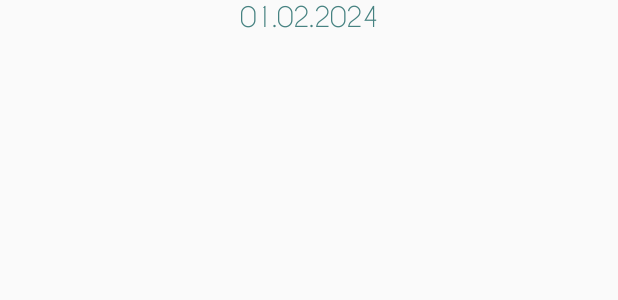
After one commit to karcerr/NotZenly2, an Android app: the layout date_separator_item.xml on its own in the app's theme, with its tools: preview values and no code run, on a phone screen of 412 x 824 dp. The commit adds this screen. Shown: the top 300 px of the screen. Run offline under Robolectric (Android 15) with nearby library versions, the phone set to English and light mode, and no system bars.

Commit message:
28/04/2024 Fixed pictures lag (?). Fixed message resizing issue. Added timestamp separators (actually good)

```diff
--- /dev/null
+++ b/app/src/main/res/layout/date_separator_item.xml
@@ -0,0 +1,33 @@
+<?xml version="1.0" encoding="utf-8"?>
+<LinearLayout
+        xmlns:android="http://schemas.android.com/apk/res/android"
+        android:layout_width="match_parent"
+        android:layout_height="wrap_content"
+        android:orientation="horizontal"
+>
+    <ImageView
+            android:layout_width="0dp"
+            android:layout_weight=".5"
+            android:layout_height="match_parent"
+            android:src="@drawable/separator"
+    />
+    <TextView
+            android:id="@+id/dateTextView"
+            android:text="@string/date_placeholder"
+            android:layout_width="wrap_content"
+            android:layout_height="wrap_content"
+            android:textSize="18sp"
+            android:textStyle="bold"
+            android:fontFamily="@font/my_font"
+            android:textColor="@color/teal"
+            android:layout_gravity="center_vertical"
+            android:maxWidth="250dp"
+    />
+    <ImageView
+            android:layout_width="0dp"
+            android:layout_weight=".5"
+            android:layout_height="match_parent"
+            android:src="@drawable/separator"
+    />
+
+</LinearLayout>
--- a/app/src/main/res/values/strings.xml
+++ b/app/src/main/res/values/strings.xml
@@ -26,4 +26,5 @@
     <string name="register">Register</string>
     <string name="location_request">The application requires access to geolocation to operate.</string>
     <string name="turn_location_on">Включить геолокацию</string>
+    <string name="date_placeholder" translatable="false">01.02.2024</string>
 </resources>
```
Also changed, not shown: app/src/main/java/tagme/ConversationFragment.kt (+58 -17 lines).
